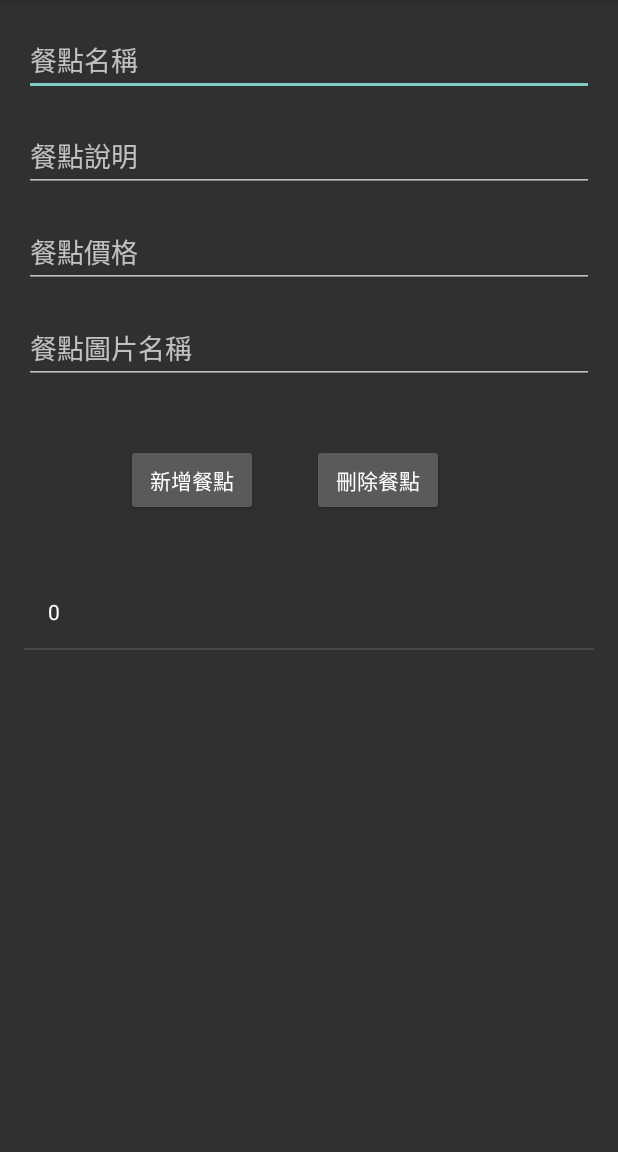
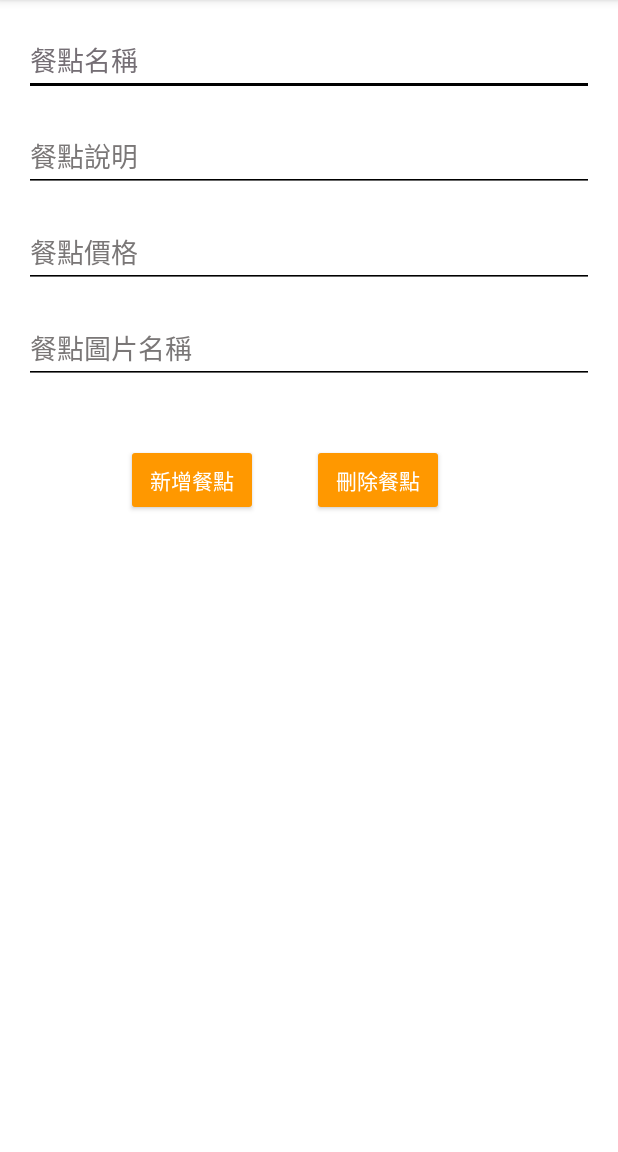
Before and after one commit to balsi2001/IECS-1112-App-APP, an Android app: the mealmanager screen opened directly, with no data from a screen before it, after a tap on "新增餐點", on a phone screen of 412 x 824 dp, the part 84-1236 px from its top. Run offline under Robolectric (Android 15) with nearby library versions, the phone set to English and light mode, and no system bars; 2 statements that could not run were skipped.

Commit message:
UI final page

```diff
--- a/login/app/src/main/res/layout/activity_mealmanager.xml
+++ b/login/app/src/main/res/layout/activity_mealmanager.xml
@@ -4,6 +4,7 @@
     xmlns:tools="http://schemas.android.com/tools"
     android:layout_width="match_parent"
     android:layout_height="match_parent"
+    android:background="#FFFFFF"
     tools:context=".mealmanager">
 
     <EditText
@@ -13,9 +14,12 @@
         android:layout_marginStart="16dp"
         android:layout_marginTop="16dp"
         android:layout_marginEnd="16dp"
+        android:backgroundTint="#000000"
         android:ems="10"
         android:hint="餐點名稱"
         android:inputType="text"
+        android:textColor="#000000"
+        android:textColorHint="#756F75"
         app:layout_constraintEnd_toEndOf="parent"
         app:layout_constraintHorizontal_bias="0.497"
         app:layout_constraintStart_toStartOf="parent"
@@ -28,9 +32,12 @@
         android:layout_marginStart="16dp"
         android:layout_marginTop="16dp"
         android:layout_marginEnd="16dp"
+        android:backgroundTint="#000000"
         android:ems="10"
         android:hint="餐點說明"
         android:inputType="text"
+        android:textColor="#000000"
+        android:textColorHint="#7A7777"
         app:layout_constraintEnd_toEndOf="parent"
         app:layout_constraintStart_toStartOf="parent"
         app:layout_constraintTop_toBottomOf="@+id/et_meal_name" />
@@ -42,9 +49,12 @@
         android:layout_marginStart="16dp"
         android:layout_marginTop="16dp"
         android:layout_marginEnd="16dp"
+        android:backgroundTint="#000000"
         android:ems="10"
         android:hint="餐點價格"
         android:inputType="number"
+        android:textColor="#000000"
+        android:textColorHint="#7A7777"
         app:layout_constraintEnd_toEndOf="parent"
         app:layout_constraintStart_toStartOf="parent"
         app:layout_constraintTop_toBottomOf="@+id/et_meal_description" />
@@ -56,9 +66,12 @@
         android:layout_marginStart="16dp"
         android:layout_marginTop="16dp"
         android:layout_marginEnd="16dp"
+        android:backgroundTint="#000000"
         android:ems="10"
         android:hint="餐點圖片名稱"
         android:inputType="text"
+        android:textColor="#000000"
+        android:textColorHint="#7A7777"
         app:layout_constraintEnd_toEndOf="parent"
         app:layout_constraintStart_toStartOf="parent"
         app:layout_constraintTop_toBottomOf="@+id/et_meal_price" />
@@ -79,6 +92,7 @@
         android:layout_width="wrap_content"
         android:layout_height="wrap_content"
         android:layout_marginStart="36dp"
+        android:backgroundTint="#FF9800"
         android:text="刪除餐點"
         app:layout_constraintStart_toEndOf="@+id/btn_add_meal"
         app:layout_constraintTop_toTopOf="@+id/btn_add_meal" />
@@ -89,6 +103,7 @@
         android:layout_height="wrap_content"
         android:layout_marginStart="84dp"
         android:layout_marginTop="40dp"
+        android:backgroundTint="#FF9800"
         android:text="新增餐點"
         app:layout_constraintStart_toStartOf="parent"
         app:layout_constraintTop_toBottomOf="@+id/et_meal_photo_name" />
```
Also changed, not shown: login/app/src/main/res/layout/activity_final.xml (added, +96 -0 lines).
